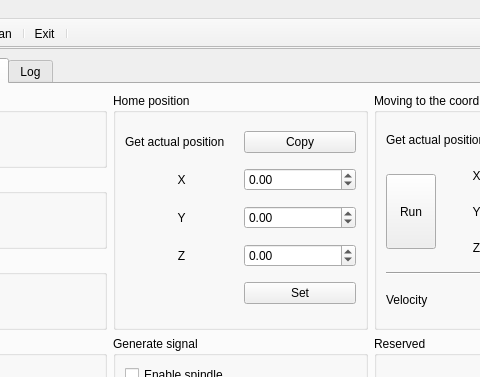
First picture: the form in sources/forms/MainWindow.ui, repository eduard-x/cnc-qt, before the edit; both pictures show x 352 to 832 and y 0 to 377 of the 1002 by 809 pixel window.
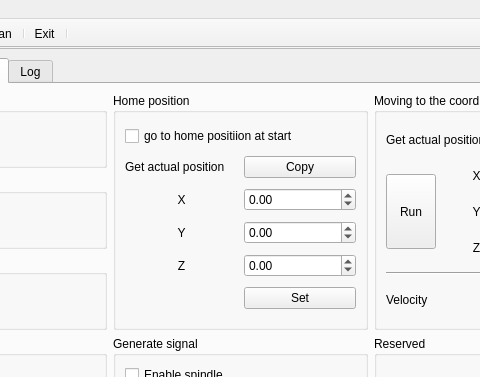
Second picture: the form after the edit. Icons and pictures are not drawn.

Commit message: start point correcture

Patch:
```diff
--- a/sources/forms/MainWindow.ui
+++ b/sources/forms/MainWindow.ui
@@ -989,7 +989,7 @@
                 <string>Home position</string>
                </property>
                <layout class="QGridLayout" name="gridLayout_12">
-                <item row="3" column="1">
+                <item row="4" column="1">
                  <widget class="QDoubleSpinBox" name="doubleSpinHomeZ">
                   <property name="minimumSize">
                    <size>
@@ -1005,7 +1005,7 @@
                   </property>
                  </widget>
                 </item>
-                <item row="1" column="0">
+                <item row="2" column="0">
                  <widget class="QLabel" name="label_29">
                   <property name="text">
                    <string>X</string>
@@ -1015,7 +1015,7 @@
                   </property>
                  </widget>
                 </item>
-                <item row="1" column="1">
+                <item row="2" column="1">
                  <widget class="QDoubleSpinBox" name="doubleSpinHomeX">
                   <property name="minimumSize">
                    <size>
@@ -1031,7 +1031,7 @@
                   </property>
                  </widget>
                 </item>
-                <item row="2" column="0">
+                <item row="3" column="0">
                  <widget class="QLabel" name="label_30">
                   <property name="text">
                    <string>Y</string>
@@ -1041,7 +1041,7 @@
                   </property>
                  </widget>
                 </item>
-                <item row="2" column="1">
+                <item row="3" column="1">
                  <widget class="QDoubleSpinBox" name="doubleSpinHomeY">
                   <property name="minimumSize">
                    <size>
@@ -1057,7 +1057,7 @@
                   </property>
                  </widget>
                 </item>
-                <item row="3" column="0">
+                <item row="4" column="0">
                  <widget class="QLabel" name="label_28">
                   <property name="text">
                    <string>Z</string>
@@ -1067,27 +1067,34 @@
                   </property>
                  </widget>
                 </item>
-                <item row="4" column="1">
+                <item row="5" column="1">
                  <widget class="QPushButton" name="pushSetHome">
                   <property name="text">
                    <string>Set</string>
                   </property>
                  </widget>
                 </item>
-                <item row="0" column="0">
+                <item row="1" column="0">
                  <widget class="QLabel" name="label_3">
                   <property name="text">
                    <string>Get actual position</string>
                   </property>
                  </widget>
                 </item>
-                <item row="0" column="1">
+                <item row="1" column="1">
                  <widget class="QPushButton" name="pushCopyHome">
                   <property name="text">
                    <string>Copy</string>
                   </property>
                  </widget>
                 </item>
+                <item row="0" column="0" colspan="2">
+                 <widget class="QCheckBox" name="checkHome">
+                  <property name="text">
+                   <string>go to home positiion at start</string>
+                  </property>
+                 </widget>
+                </item>
                </layout>
               </widget>
              </item>
```
The commit also changes 9 other files.
